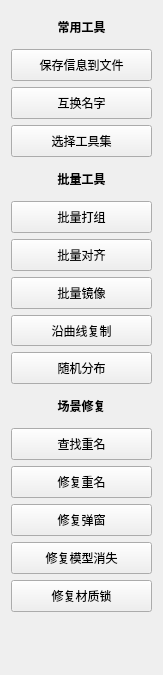
This is common/mx_common_tools.ui in benject/mx_toolpack as Qt 5 draws it before an edit. The edited form follows.
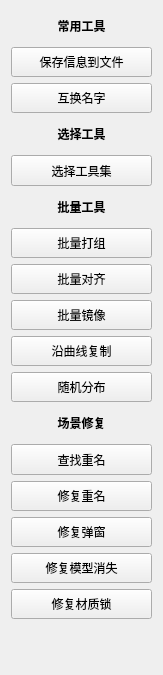
This is the edited form.

Patch:
```diff
--- a/common/mx_common_tools.ui
+++ b/common/mx_common_tools.ui
@@ -25,11 +25,161 @@
      <x>11</x>
      <y>11</y>
      <width>141</width>
-     <height>601</height>
+     <height>608</height>
     </rect>
    </property>
    <layout class="QGridLayout" name="gridLayout">
+    <item row="2" column="0">
+     <widget class="QPushButton" name="pushButton_8">
+      <property name="sizePolicy">
+       <sizepolicy hsizetype="Preferred" vsizetype="Minimum">
+        <horstretch>0</horstretch>
+        <verstretch>0</verstretch>
+       </sizepolicy>
+      </property>
+      <property name="minimumSize">
+       <size>
+        <width>100</width>
+        <height>30</height>
+       </size>
+      </property>
+      <property name="font">
+       <font>
+        <family>Arial</family>
+        <pointsize>9</pointsize>
+       </font>
+      </property>
+      <property name="text">
+       <string>互换名字</string>
+      </property>
+     </widget>
+    </item>
+    <item row="18" column="0">
+     <widget class="QPushButton" name="pushButton_12">
+      <property name="sizePolicy">
+       <sizepolicy hsizetype="Preferred" vsizetype="Minimum">
+        <horstretch>0</horstretch>
+        <verstretch>0</verstretch>
+       </sizepolicy>
+      </property>
+      <property name="minimumSize">
+       <size>
+        <width>100</width>
+        <height>30</height>
+       </size>
+      </property>
+      <property name="font">
+       <font>
+        <family>Arial</family>
+        <pointsize>9</pointsize>
+       </font>
+      </property>
+      <property name="text">
+       <string>修复材质锁</string>
+      </property>
+     </widget>
+    </item>
+    <item row="10" column="0">
+     <widget class="QPushButton" name="pushButton_9">
+      <property name="sizePolicy">
+       <sizepolicy hsizetype="Preferred" vsizetype="Minimum">
+        <horstretch>0</horstretch>
+        <verstretch>0</verstretch>
+       </sizepolicy>
+      </property>
+      <property name="minimumSize">
+       <size>
+        <width>100</width>
+        <height>30</height>
+       </size>
+      </property>
+      <property name="font">
+       <font>
+        <family>Arial</family>
+        <pointsize>9</pointsize>
+       </font>
+      </property>
+      <property name="text">
+       <string>沿曲线复制</string>
+      </property>
+     </widget>
+    </item>
+    <item row="8" column="0">
+     <widget class="QPushButton" name="pushButton_6">
+      <property name="sizePolicy">
+       <sizepolicy hsizetype="Preferred" vsizetype="Minimum">
+        <horstretch>0</horstretch>
+        <verstretch>0</verstretch>
+       </sizepolicy>
+      </property>
+      <property name="minimumSize">
+       <size>
+        <width>100</width>
+        <height>30</height>
+       </size>
+      </property>
+      <property name="font">
+       <font>
+        <family>Arial</family>
+        <pointsize>9</pointsize>
+       </font>
+      </property>
+      <property name="text">
+       <string>批量对齐</string>
+      </property>
+     </widget>
+    </item>
+    <item row="14" column="0">
+     <widget class="QPushButton" name="pushButton_3">
+      <property name="sizePolicy">
+       <sizepolicy hsizetype="Preferred" vsizetype="Minimum">
+        <horstretch>0</horstretch>
+        <verstretch>0</verstretch>
+       </sizepolicy>
+      </property>
+      <property name="minimumSize">
+       <size>
+        <width>100</width>
+        <height>30</height>
+       </size>
+      </property>
+      <property name="font">
+       <font>
+        <family>Arial</family>
+        <pointsize>9</pointsize>
+       </font>
+      </property>
+      <property name="text">
+       <string>查找重名</string>
+      </property>
+     </widget>
+    </item>
     <item row="4" column="0">
+     <widget class="QPushButton" name="pushButton_11">
+      <property name="sizePolicy">
+       <sizepolicy hsizetype="Preferred" vsizetype="Minimum">
+        <horstretch>0</horstretch>
+        <verstretch>0</verstretch>
+       </sizepolicy>
+      </property>
+      <property name="minimumSize">
+       <size>
+        <width>100</width>
+        <height>30</height>
+       </size>
+      </property>
+      <property name="font">
+       <font>
+        <family>Arial</family>
+        <pointsize>9</pointsize>
+       </font>
+      </property>
+      <property name="text">
+       <string>选择工具集</string>
+      </property>
+     </widget>
+    </item>
+    <item row="5" column="0">
      <widget class="QLabel" name="label_2">
       <property name="minimumSize">
        <size>
@@ -77,57 +227,7 @@
       </property>
      </widget>
     </item>
-    <item row="6" column="0">
-     <widget class="QPushButton" name="pushButton">
-      <property name="sizePolicy">
-       <sizepolicy hsizetype="Preferred" vsizetype="Minimum">
-        <horstretch>0</horstretch>
-        <verstretch>0</verstretch>
-       </sizepolicy>
-      </property>
-      <property name="minimumSize">
-       <size>
-        <width>100</width>
-        <height>30</height>
-       </size>
-      </property>
-      <property name="font">
-       <font>
-        <family>Arial</family>
-        <pointsize>9</pointsize>
-       </font>
-      </property>
-      <property name="text">
-       <string>批量打组</string>
-      </property>
-     </widget>
-    </item>
     <item row="16" column="0">
-     <widget class="QPushButton" name="pushButton_10">
-      <property name="sizePolicy">
-       <sizepolicy hsizetype="Preferred" vsizetype="Minimum">
-        <horstretch>0</horstretch>
-        <verstretch>0</verstretch>
-       </sizepolicy>
-      </property>
-      <property name="minimumSize">
-       <size>
-        <width>100</width>
-        <height>30</height>
-       </size>
-      </property>
-      <property name="font">
-       <font>
-        <family>Arial</family>
-        <pointsize>9</pointsize>
-       </font>
-      </property>
-      <property name="text">
-       <string>修复模型消失</string>
-      </property>
-     </widget>
-    </item>
-    <item row="15" column="0">
      <widget class="QPushButton" name="pushButton_5">
       <property name="sizePolicy">
        <sizepolicy hsizetype="Preferred" vsizetype="Minimum">
@@ -152,7 +252,7 @@
       </property>
      </widget>
     </item>
-    <item row="8" column="0">
+    <item row="9" column="0">
      <widget class="QPushButton" name="pushButton_14">
       <property name="sizePolicy">
        <sizepolicy hsizetype="Preferred" vsizetype="Minimum">
@@ -177,7 +277,7 @@
       </property>
      </widget>
     </item>
-    <item row="11" column="0">
+    <item row="12" column="0">
      <widget class="QPushButton" name="pushButton_2">
       <property name="sizePolicy">
        <sizepolicy hsizetype="Preferred" vsizetype="Minimum">
@@ -202,7 +302,57 @@
       </property>
      </widget>
     </item>
-    <item row="14" column="0">
+    <item row="7" column="0">
+     <widget class="QPushButton" name="pushButton">
+      <property name="sizePolicy">
+       <sizepolicy hsizetype="Preferred" vsizetype="Minimum">
+        <horstretch>0</horstretch>
+        <verstretch>0</verstretch>
+       </sizepolicy>
+      </property>
+      <property name="minimumSize">
+       <size>
+        <width>100</width>
+        <height>30</height>
+       </size>
+      </property>
+      <property name="font">
+       <font>
+        <family>Arial</family>
+        <pointsize>9</pointsize>
+       </font>
+      </property>
+      <property name="text">
+       <string>批量打组</string>
+      </property>
+     </widget>
+    </item>
+    <item row="17" column="0">
+     <widget class="QPushButton" name="pushButton_10">
+      <property name="sizePolicy">
+       <sizepolicy hsizetype="Preferred" vsizetype="Minimum">
+        <horstretch>0</horstretch>
+        <verstretch>0</verstretch>
+       </sizepolicy>
+      </property>
+      <property name="minimumSize">
+       <size>
+        <width>100</width>
+        <height>30</height>
+       </size>
+      </property>
+      <property name="font">
+       <font>
+        <family>Arial</family>
+        <pointsize>9</pointsize>
+       </font>
+      </property>
+      <property name="text">
+       <string>修复模型消失</string>
+      </property>
+     </widget>
+    </item>
+    <item row="15" column="0">
      <widget class="QPushButton" name="pushButton_4">
       <property name="sizePolicy">
        <sizepolicy hsizetype="Preferred" vsizetype="Minimum">
@@ -227,7 +377,7 @@
       </property>
      </widget>
     </item>
-    <item row="12" column="0">
+    <item row="13" column="0">
      <widget class="QLabel" name="label">
       <property name="minimumSize">
        <size>
@@ -276,139 +426,8 @@
       </property>
      </widget>
     </item>
-    <item row="2" column="0">
-     <widget class="QPushButton" name="pushButton_8">
-      <property name="sizePolicy">
-       <sizepolicy hsizetype="Preferred" vsizetype="Minimum">
-        <horstretch>0</horstretch>
-        <verstretch>0</verstretch>
-       </sizepolicy>
-      </property>
-      <property name="minimumSize">
-       <size>
-        <width>100</width>
-        <height>30</height>
-       </size>
-      </property>
-      <property name="font">
-       <font>
-        <family>Arial</family>
-        <pointsize>9</pointsize>
-       </font>
-      </property>
-      <property name="text">
-       <string>互换名字</string>
-      </property>
-     </widget>
-    </item>
-    <item row="7" column="0">
-     <widget class="QPushButton" name="pushButton_6">
-      <property name="sizePolicy">
-       <sizepolicy hsizetype="Preferred" vsizetype="Minimum">
-        <horstretch>0</horstretch>
-        <verstretch>0</verstretch>
-       </sizepolicy>
-      </property>
-      <property name="minimumSize">
-       <size>
-        <width>100</width>
-        <height>30</height>
-       </size>
-      </property>
-      <property name="font">
-       <font>
-        <family>Arial</family>
-        <pointsize>9</pointsize>
-       </font>
-      </property>
-      <property name="text">
-       <string>批量对齐</string>
-      </property>
-     </widget>
-    </item>
-    <item row="9" column="0">
-     <widget class="QPushButton" name="pushButton_9">
-      <property name="sizePolicy">
-       <sizepolicy hsizetype="Preferred" vsizetype="Minimum">
-        <horstretch>0</horstretch>
-        <verstretch>0</verstretch>
-       </sizepolicy>
-      </property>
-      <property name="minimumSize">
-       <size>
-        <width>100</width>
-        <height>30</height>
-       </size>
-      </property>
-      <property name="font">
-       <font>
-        <family>Arial</family>
-        <pointsize>9</pointsize>
-       </font>
-      </property>
-      <property name="text">
-       <string>沿曲线复制</string>
-      </property>
-     </widget>
-    </item>
-    <item row="17" column="0">
-     <widget class="QPushButton" name="pushButton_12">
-      <property name="sizePolicy">
-       <sizepolicy hsizetype="Preferred" vsizetype="Minimum">
-        <horstretch>0</horstretch>
-        <verstretch>0</verstretch>
-       </sizepolicy>
-      </property>
-      <property name="minimumSize">
-       <size>
-        <width>100</width>
-        <height>30</height>
-       </size>
-      </property>
-      <property name="font">
-       <font>
-        <family>Arial</family>
-        <pointsize>9</pointsize>
-       </font>
-      </property>
-      <property name="text">
-       <string>修复材质锁</string>
-      </property>
-     </widget>
-    </item>
-    <item row="13" column="0">
-     <widget class="QPushButton" name="pushButton_3">
-      <property name="sizePolicy">
-       <sizepolicy hsizetype="Preferred" vsizetype="Minimum">
-        <horstretch>0</horstretch>
-        <verstretch>0</verstretch>
-       </sizepolicy>
-      </property>
-      <property name="minimumSize">
-       <size>
-        <width>100</width>
-        <height>30</height>
-       </size>
-      </property>
-      <property name="font">
-       <font>
-        <family>Arial</family>
-        <pointsize>9</pointsize>
-       </font>
-      </property>
-      <property name="text">
-       <string>查找重名</string>
-      </property>
-     </widget>
-    </item>
     <item row="3" column="0">
-     <widget class="QPushButton" name="pushButton_11">
-      <property name="sizePolicy">
-       <sizepolicy hsizetype="Preferred" vsizetype="Minimum">
-        <horstretch>0</horstretch>
-        <verstretch>0</verstretch>
-       </sizepolicy>
-      </property>
+     <widget class="QLabel" name="label_4">
       <property name="minimumSize">
        <size>
         <width>100</width>
@@ -419,10 +438,15 @@
        <font>
         <family>Arial</family>
         <pointsize>9</pointsize>
+        <weight>75</weight>
+        <bold>true</bold>
        </font>
       </property>
       <property name="text">
-       <string>选择工具集</string>
+       <string>选择工具</string>
+      </property>
+      <property name="alignment">
+       <set>Qt::AlignCenter</set>
       </property>
      </widget>
     </item>
```
